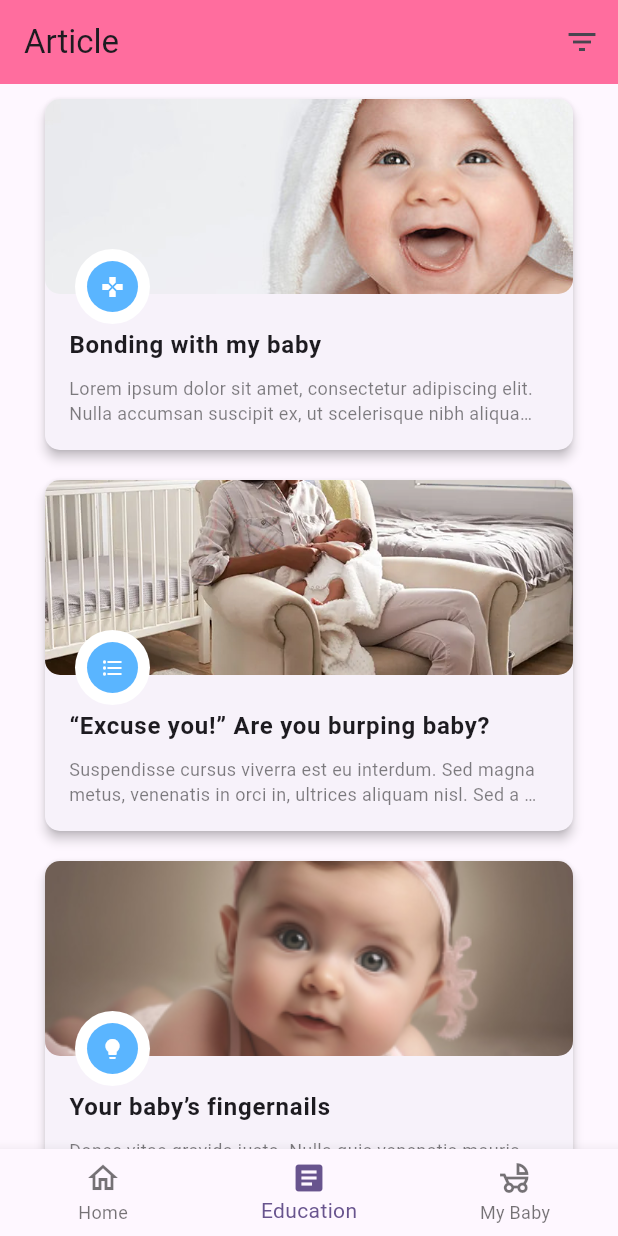
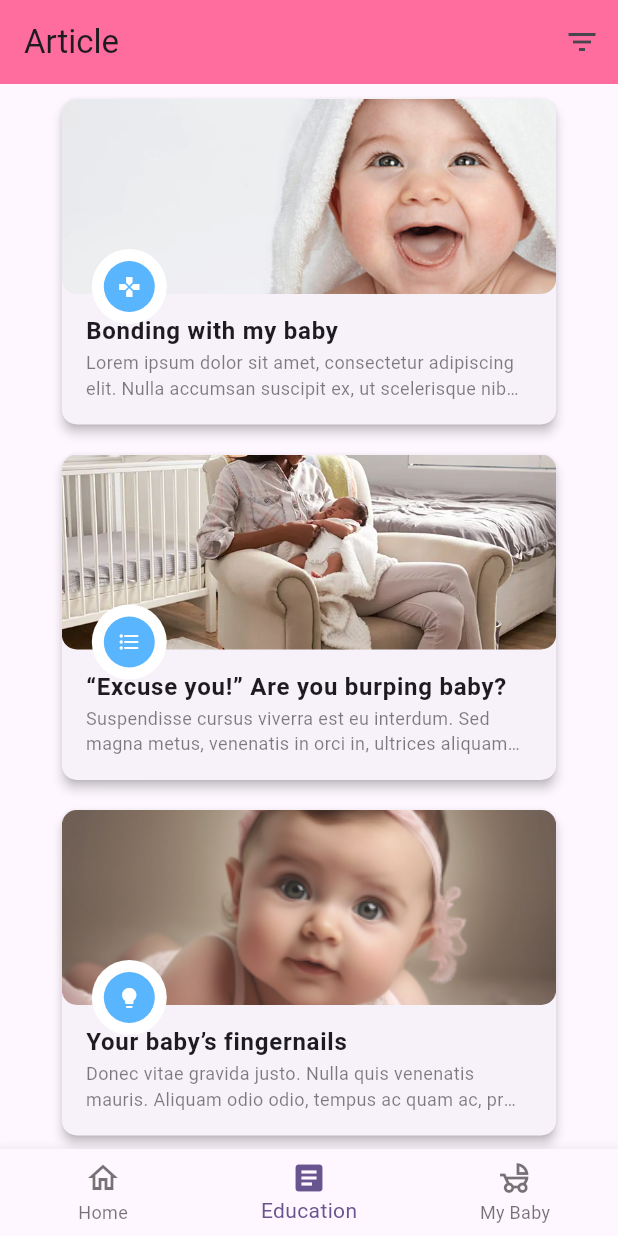
Before and after one commit to IndraMakassar/penerjemah_bayi, a Flutter app: the screen it shows after launch, item 2 of the bottom bar chosen, on a phone screen of 412 x 824 dp. Run offline on Flutter 3.47's test engine with Material 3 defaults, Android fonts, the phone set to English and light mode, and no system bars.

Commit message:
Commit Ukuran Card

```diff
--- a/lib/pages/education_page.dart
+++ b/lib/pages/education_page.dart
@@ -171,10 +171,12 @@ class ArticleCard extends StatelessWidget {
 
   @override
   Widget build(BuildContext context) {
+    double screenWidth = MediaQuery.of(context).size.width;
     return GestureDetector(
       onTap: () => _navigateToDetailPage(context),
       child: Card(
-        margin: const EdgeInsets.fromLTRB(30.0, 10.0, 30.0, 10.0),
+        margin: EdgeInsets.fromLTRB(
+            screenWidth * 0.1, 10.0, screenWidth * 0.1, 10.0),
         elevation: 3,
         shape: RoundedRectangleBorder(
           borderRadius: BorderRadius.circular(10.0),
@@ -194,7 +196,7 @@ class ArticleCard extends StatelessWidget {
                     fit: BoxFit.cover,
                   ),
                 ),
-                SizedBox(height: 14.0),
+                SizedBox(height: 5.0),
                 ListTile(
                   title: Text(
                     article.title,
@@ -203,9 +205,7 @@ class ArticleCard extends StatelessWidget {
                     maxLines: 2,
                     overflow: TextOverflow.ellipsis,
                   ),
-                  subtitle: Padding(
-                    padding: const EdgeInsets.only(top: 8.0),
-                    child: Text(
+                  subtitle: Text(
                     article.description,
                     style: TextStyle(
                       fontSize: 12.0,
@@ -213,7 +213,6 @@ class ArticleCard extends StatelessWidget {
                     ),
                     maxLines: 2,
                     overflow: TextOverflow.ellipsis,
-                    ),
                   ),
                 ),
                 SizedBox(height: 8.0),
```
Lines whose indentation alone changed are shown as unchanged.
